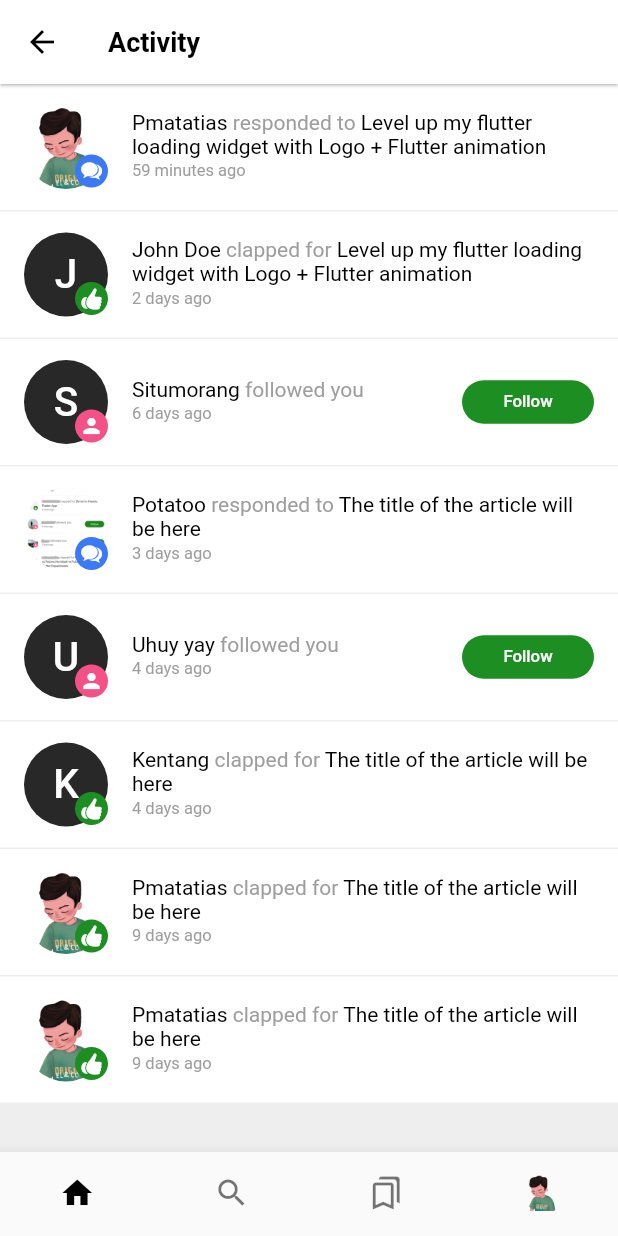
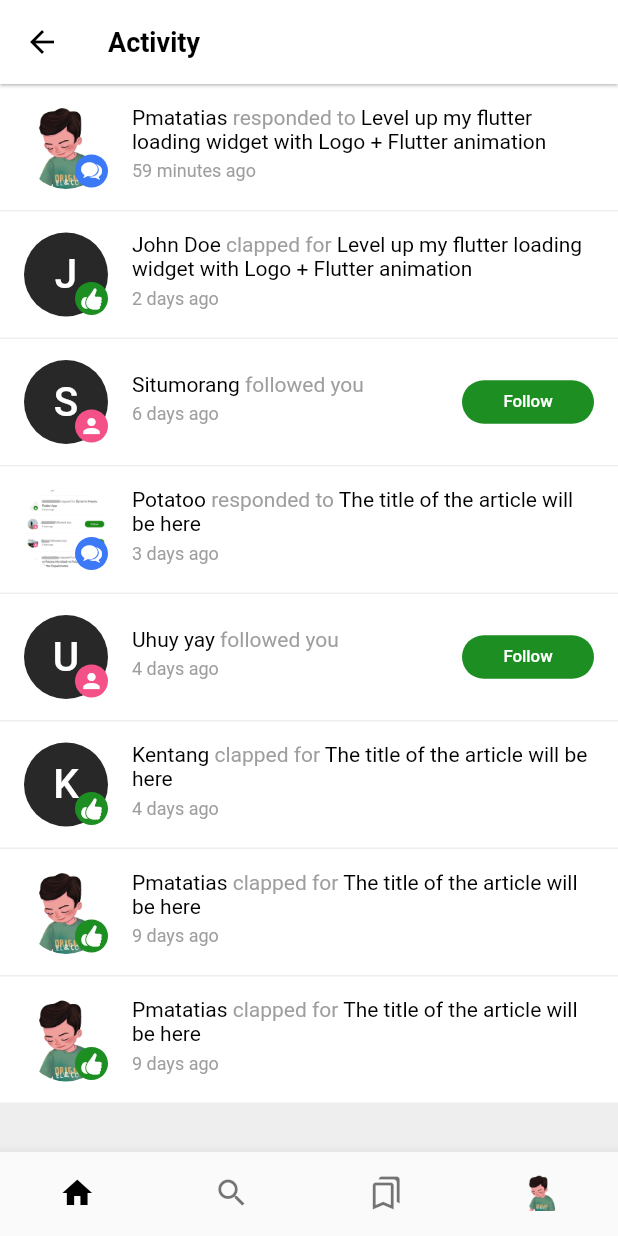
Before and after one commit to pmatatias/ck-linecode, a Flutter app: the screen it shows after launch, on a phone screen of 412 x 824 dp. Run offline on Flutter 3.47's test engine with Material 2 defaults, Android fonts, the phone set to English and light mode, and no system bars; our stand-ins replace fl_chart.

Commit message:
style: time divider

```diff
--- a/lib/medium_notification/notif_row.dart
+++ b/lib/medium_notification/notif_row.dart
@@ -38,10 +38,10 @@ class NotifRow extends StatelessWidget {
                     ]),
               ),
                Padding(
-                padding: const EdgeInsets.symmetric(vertical: 2),
+                padding: const EdgeInsets.symmetric(vertical: 5),
                 child: Text(
                   data.time,
-                  style: const TextStyle(fontSize: 11, color: Colors.grey),
+                  style: const TextStyle(fontSize: 12, color: Colors.grey),
                 ),
               )
             ],
```
